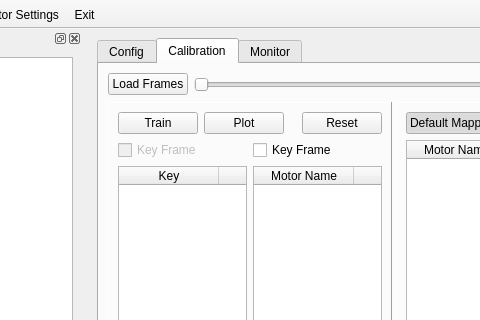
First picture: the form in ui/mainwindow.ui, repository wenwei-dev/motor-calibration, before the edit; both pictures show x 192 to 672 and y 0 to 320 of the 1041 by 667 pixel window.
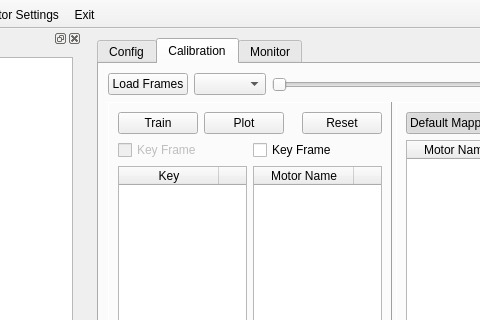
Second picture: the form after the edit. Icons and pictures are not drawn.

```diff
--- a/ui/mainwindow.ui
+++ b/ui/mainwindow.ui
@@ -140,6 +140,9 @@
             </property>
            </widget>
           </item>
+          <item>
+           <widget class="QComboBox" name="shapekeyComboBox"/>
+          </item>
           <item>
            <widget class="QSlider" name="frameSlider">
             <property name="enabled">
```
Left out of the diff: 3 changed lines with no effect on the pictures.
